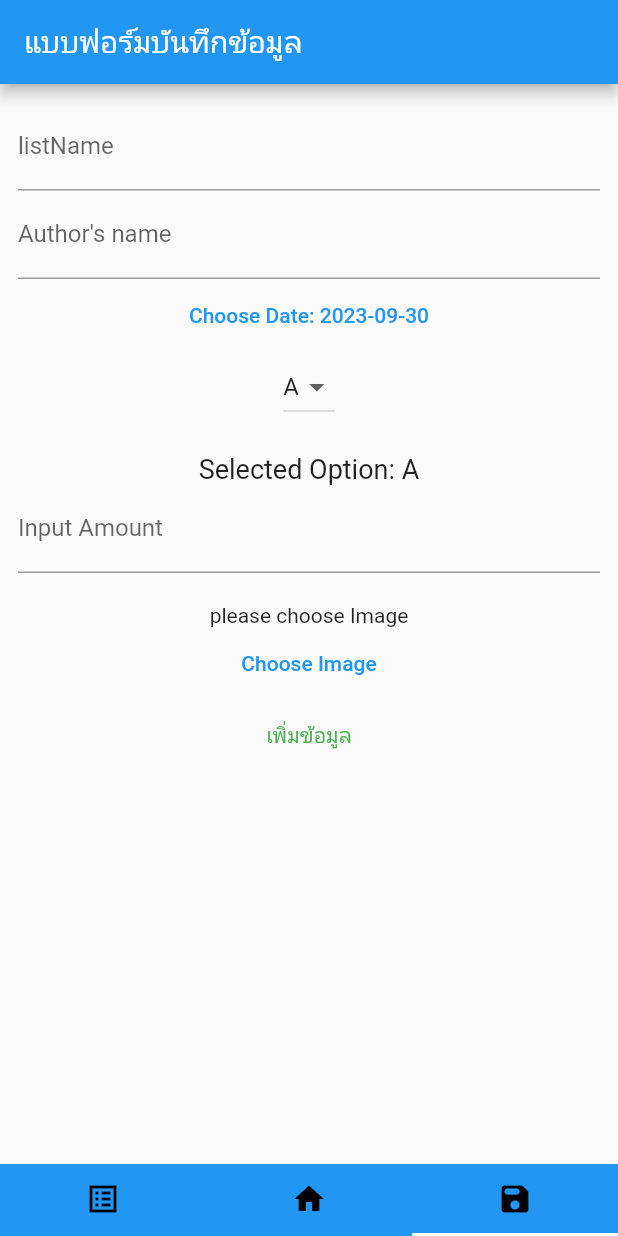
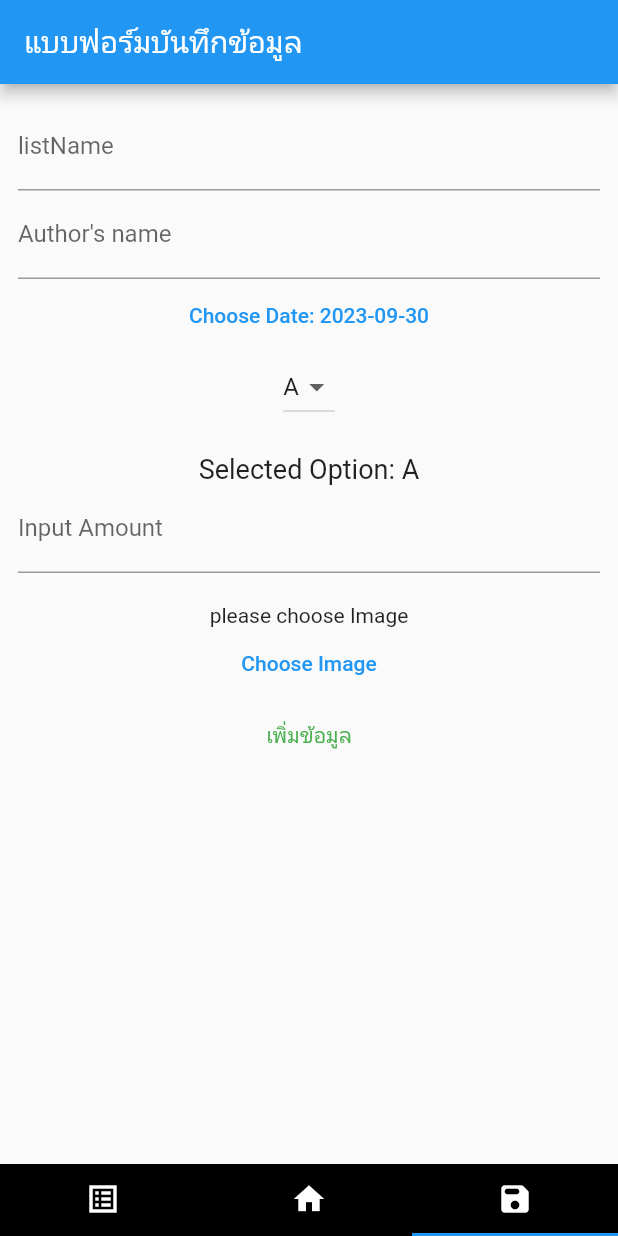
Before and after one commit to reeriigit/final_20pouint, a Flutter app: the screen it shows after launch, item 3 of the bottom bar chosen, on a phone screen of 412 x 824 dp. Run offline on Flutter 3.47's test engine with Material 2 defaults, Android fonts, the phone set to English and light mode, and no system bars; our stand-ins replace image_picker, sembast.

```diff
--- a/lib/main.dart
+++ b/lib/main.dart
@@ -45,21 +45,32 @@ class _MyHomePageState extends State<MyHomePage> {
     return DefaultTabController(
         length: 3,
         child: Scaffold(
-          backgroundColor: Colors.blue,
+
+          backgroundColor: Colors.black,
           body:
               TabBarView(
 
                 children: [HomeScreen(), ListProduct(), FormScreen()]),
-          bottomNavigationBar: TabBar(tabs: [
+          bottomNavigationBar: TabBar(
+
+              tabs: [
                 Tab(
-              icon: Icon(Icons.list_alt_sharp,color: Colors.black,),
-
+                  icon: Icon(
+                    Icons.list_alt_sharp,
+                    color: Colors.white,
+                  ),
                 ),
                 Tab(
-              icon: Icon(Icons.home,color: Colors.black,),
+                  icon: Icon(
+                    Icons.home,
+                    color: Colors.white,
+                  ),
                 ),
                 Tab(
-              icon: Icon(Icons.save_rounded,color: Colors.black,),
+                  icon: Icon(
+                    Icons.save_rounded,
+                    color: Colors.white,
+                  ),
                 )
               ]),
         ));
--- a/lib/providers/Transaction_provider.dart
+++ b/lib/providers/Transaction_provider.dart
@@ -1,3 +1,5 @@
+
+
 import 'package:flutter/foundation.dart';
 import 'package:flutter_conn_database/model/Transactions.dart';
 import 'package:flutter_conn_database/database/Transaction_db.dart';
@@ -5,6 +7,10 @@ import 'package:flutter_conn_database/database/Transaction_db.dart';
 
 class TransactionProvider with ChangeNotifier {
   List<Transactions> transactions = [];
+
+  static get name => null;
+
+
 
   List<Transactions> getTransaction() {
     return transactions;
--- a/lib/screens/home_screen.dart
+++ b/lib/screens/home_screen.dart
@@ -70,7 +70,7 @@ class HomeScreen extends StatelessWidget {
                               ),
                       ),
                     ),
-                    title: Text(data.name + "\n"),
+                    title: Text(data.name),
                     subtitle: Text(
                       data.auName +
                           "\n" +
--- a/pubspec.yaml
+++ b/pubspec.yaml
@@ -60,6 +60,7 @@ dev_dependencies:
 # The following section is specific to Flutter packages.
 flutter:
 
+
   # The following line ensures that the Material Icons font is
   # included with your application, so that you can use the icons in
   # the material Icons class.
```
Also changed, not shown: lib/screens/form_screen.dart (+5 -2 lines), lib/screens/list_product.dart (+69 -12 lines). Lines whose indentation alone changed are shown as unchanged.
